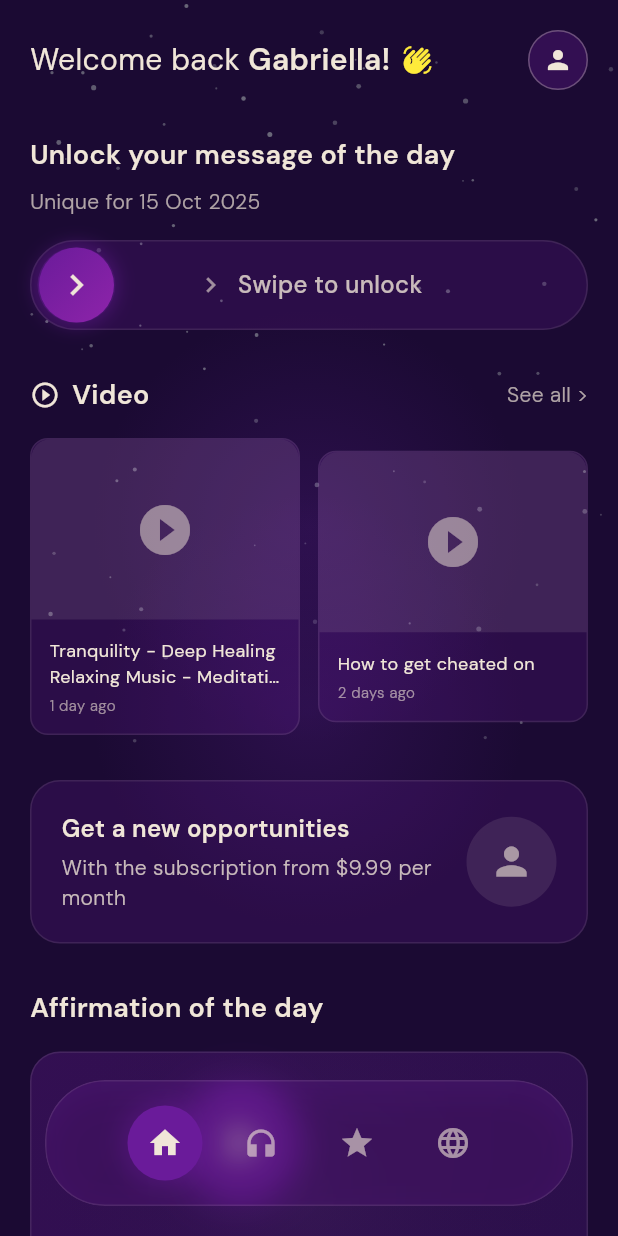
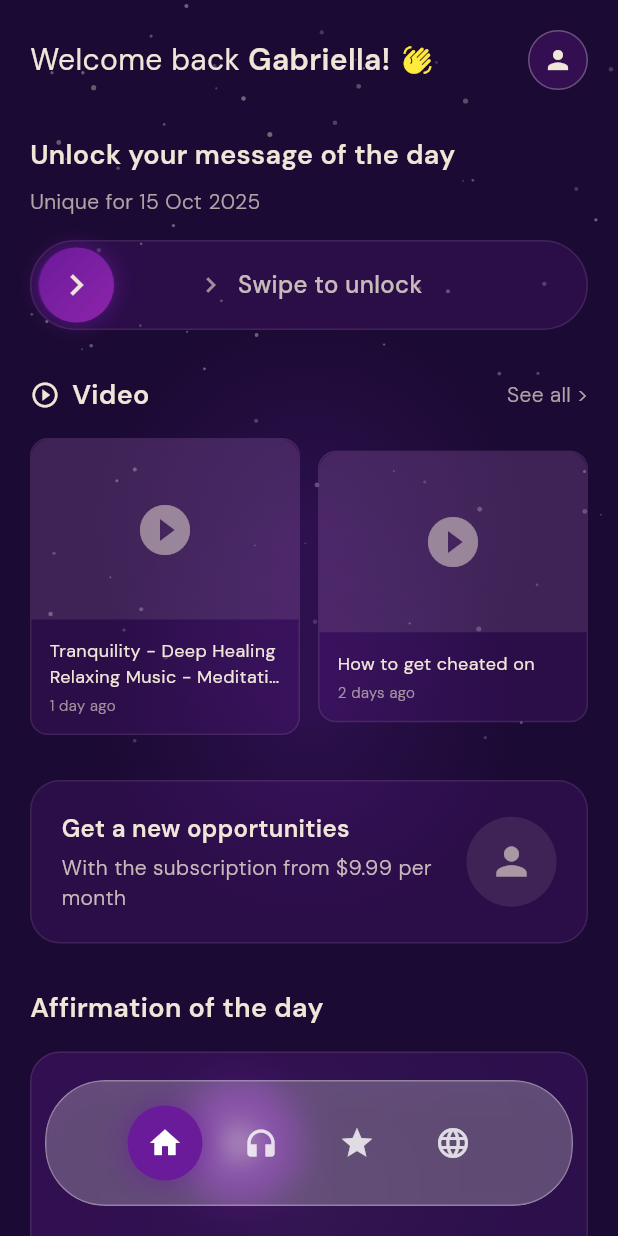
Before and after one commit to maherhasannn/wizard, a Flutter app: the MainAppScreen screen opened directly with empty values, on a phone screen of 412 x 824 dp. Run offline on Flutter 3.47's test engine with Material 3 defaults, Android fonts, the phone set to English and light mode, and no system bars; our stand-ins replace google_fonts; accounts and stored records are empty.

Commit message:
translucent tab bar

```diff
--- a/lib/main_app_screen.dart
+++ b/lib/main_app_screen.dart
@@ -80,15 +80,15 @@ class _MainAppScreenState extends State<MainAppScreen> {
         child: Container(
           padding: const EdgeInsets.symmetric(horizontal: 40, vertical: 16),
           decoration: BoxDecoration(
-            color: purpleAccent.withOpacity(0.3),
+            color: Colors.white.withOpacity(0.25),
             borderRadius: BorderRadius.circular(40),
             border: Border.all(
-              color: lightTextColor.withOpacity(0.1),
+              color: Colors.white.withOpacity(0.3),
               width: 1,
             ),
             boxShadow: [
               BoxShadow(
-                color: Colors.black.withOpacity(0.2),
+                color: Colors.black.withOpacity(0.1),
                 blurRadius: 20,
                 spreadRadius: 0,
                 offset: const Offset(0, 8),
@@ -134,7 +134,7 @@ class _MainAppScreenState extends State<MainAppScreen> {
         ),
         child: Icon(
           icon,
-          color: isSelected ? lightTextColor : lightTextColor.withOpacity(0.6),
+          color: isSelected ? Colors.white : Colors.white.withOpacity(0.8),
           size: 24,
         ),
       ),
```
